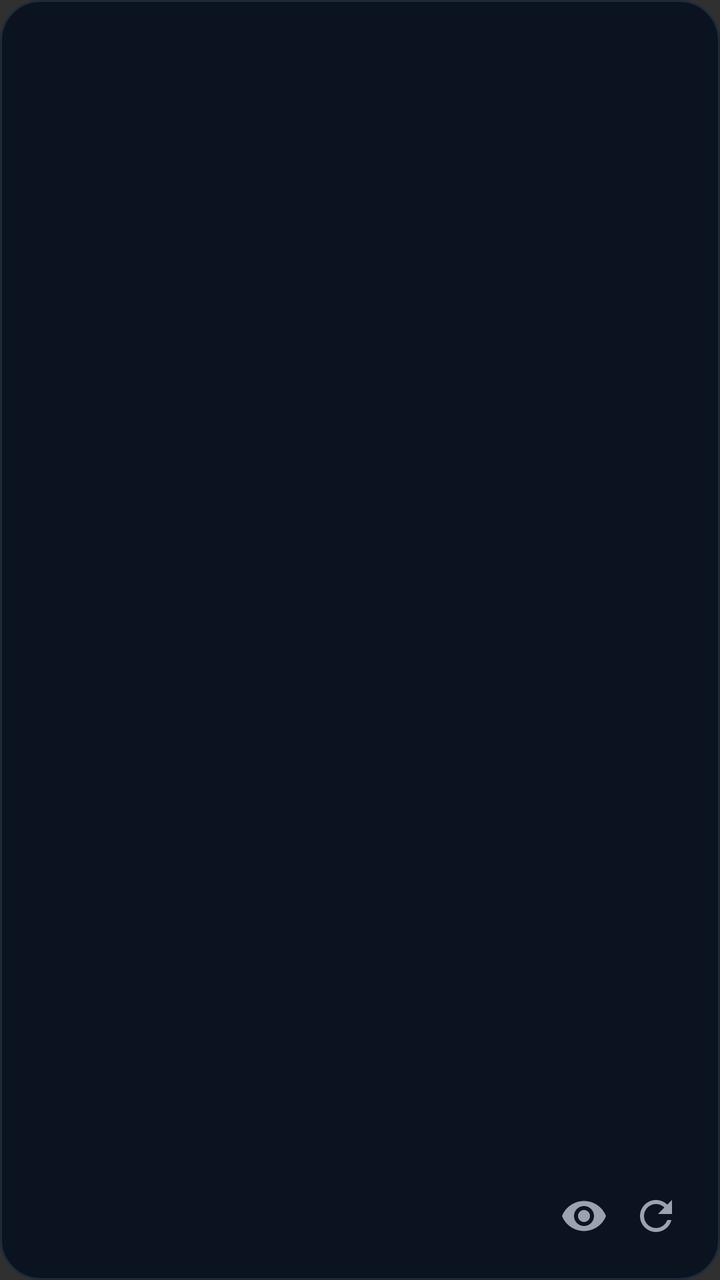
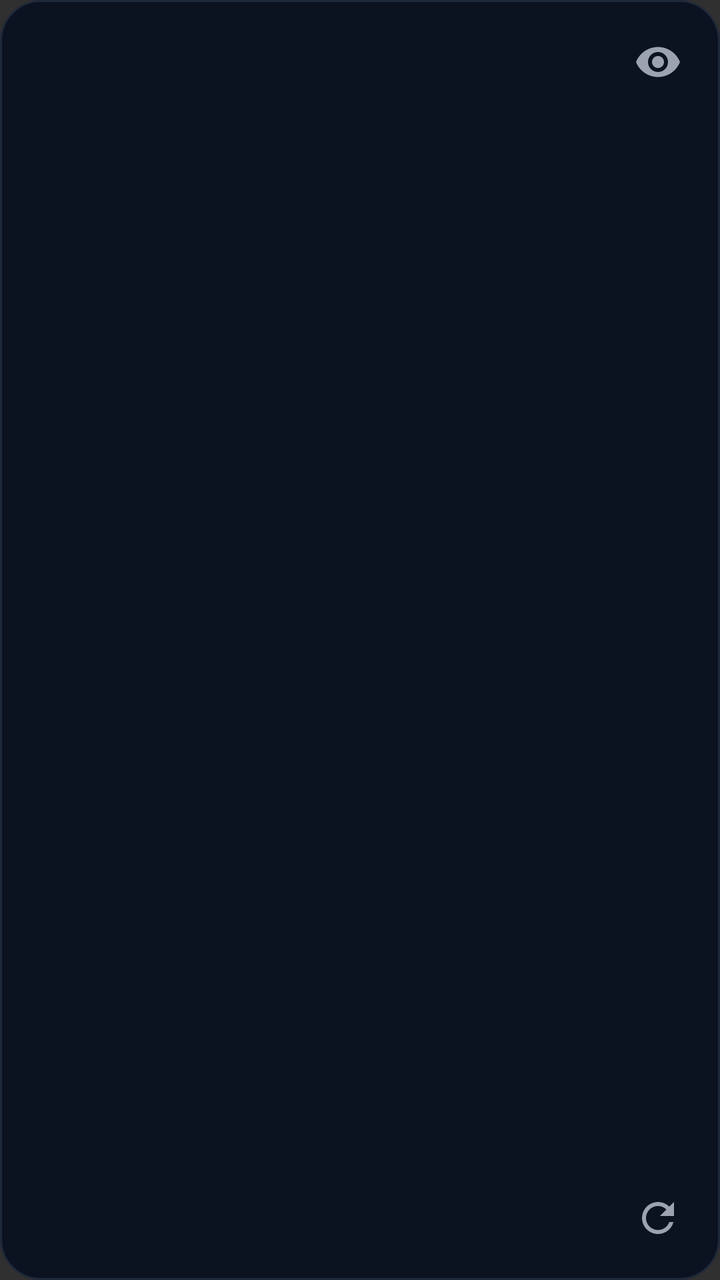

Before-and-after screenshots of an Android layout around one commit, followed by the original layout XML and the change that was made.
<!-- AndroidManifest.xml: application theme AppTheme -->
<!-- res/layout/widget_balance.xml -->
<?xml version="1.0" encoding="utf-8"?>
<LinearLayout xmlns:android="http://schemas.android.com/apk/res/android"
    android:id="@+id/widget_root"
    android:layout_width="match_parent"
    android:layout_height="match_parent"
    android:background="@drawable/widget_bg"
    android:orientation="vertical"
    android:padding="16dp">

    <ListView
        android:id="@+id/widget_list"
        android:layout_width="match_parent"
        android:layout_height="match_parent"
        android:layout_weight="1"
        android:divider="#1E293B"
        android:dividerHeight="1dp"
        android:scrollbars="none" />

    <LinearLayout
        android:layout_width="match_parent"
        android:layout_height="wrap_content"
        android:layout_marginTop="4dp"
        android:gravity="center_vertical"
        android:orientation="horizontal">

        <LinearLayout
            android:layout_width="0dp"
            android:layout_height="match_parent"
            android:layout_weight="1" />

        <ImageButton
            android:id="@+id/widget_mask"
            android:layout_width="32dp"
            android:layout_height="32dp"
            android:background="@android:color/transparent"
            android:contentDescription="@string/widget_action_mask"
            android:padding="4dp"
            android:scaleType="fitCenter"
            android:src="@drawable/ic_visibility" />

        <ImageButton
            android:id="@+id/widget_refresh"
            android:layout_width="32dp"
            android:layout_height="32dp"
            android:layout_marginStart="4dp"
            android:background="@android:color/transparent"
            android:contentDescription="@string/widget_action_refresh"
            android:padding="4dp"
            android:scaleType="fitCenter"
            android:src="@drawable/ic_refresh" />
    </LinearLayout>
</LinearLayout>
<!-- resources referenced by this layout -->
<resources>
  <!-- drawable ic_refresh (drawable) -->
  <?xml version="1.0" encoding="utf-8"?>
  <vector xmlns:android="http://schemas.android.com/apk/res/android"
      android:width="24dp"
      android:height="24dp"
      android:viewportWidth="24"
      android:viewportHeight="24">
      <path
          android:fillColor="#9CA3AF"
          android:pathData="M17.65,6.35C16.2,4.9 14.21,4 12,4c-4.42,0 -7.99,3.58 -7.99,8s3.57,8 7.99,8c3.73,0 6.84,-2.55 7.73,-6h-2.08c-0.82,2.33 -3.04,4 -5.65,4 -3.31,0 -6,-2.69 -6,-6s2.69,-6 6,-6c1.66,0 3.14,0.69 4.22,1.78L13,11h7V4l-2.35,2.35z" />
  </vector>
  <!-- drawable ic_visibility (drawable) -->
  <?xml version="1.0" encoding="utf-8"?>
  <vector xmlns:android="http://schemas.android.com/apk/res/android"
      android:width="24dp"
      android:height="24dp"
      android:viewportWidth="24"
      android:viewportHeight="24">
      <path
          android:fillColor="#9CA3AF"
          android:pathData="M12,4.5C7,4.5 2.73,7.61 1,12c1.73,4.39 6,7.5 11,7.5s9.27,-3.11 11,-7.5c-1.73,-4.39 -6,-7.5 -11,-7.5zM12,17c-2.76,0 -5,-2.24 -5,-5s2.24,-5 5,-5 5,2.24 5,5 -2.24,5 -5,5zM12,9c-1.66,0 -3,1.34 -3,3s1.34,3 3,3 3,-1.34 3,-3 -1.34,-3 -3,-3z" />
  </vector>
  <!-- drawable widget_bg (drawable) -->
  <?xml version="1.0" encoding="utf-8"?>
  <shape xmlns:android="http://schemas.android.com/apk/res/android">
      <solid android:color="#0B1220" />
      <corners android:radius="20dp" />
      <stroke
          android:width="1dp"
          android:color="#1E293B" />
  </shape>
  <string name="widget_action_mask">Show or hide balances</string>
  <string name="widget_action_refresh">Refresh</string>
  <style name="AppTheme" parent="android:style/Theme.Material.NoActionBar">
          <item name="android:fontFamily">sans</item>
          <item name="android:colorAccent">#67E8F9</item>
          <item name="android:windowLightStatusBar">false</item>
          <item name="android:statusBarColor">#0B1220</item>
          <item name="android:navigationBarColor">#080D16</item>
          <item name="android:windowLightNavigationBar">false</item>
      </style>
</resources>

<!-- the commit's change to res/layout/widget_balance.xml (unified diff, before → after) -->
@@ -7,11 +7,34 @@
     android:orientation="vertical"
     android:padding="16dp">
 
+    <LinearLayout
+        android:layout_width="match_parent"
+        android:layout_height="wrap_content"
+        android:gravity="center_vertical"
+        android:orientation="horizontal">
+
+        <LinearLayout
+            android:layout_width="0dp"
+            android:layout_height="match_parent"
+            android:layout_weight="1" />
+
+        <ImageButton
+            android:id="@+id/widget_mask"
+            android:layout_width="30dp"
+            android:layout_height="30dp"
+            android:background="@android:color/transparent"
+            android:contentDescription="@string/widget_action_mask"
+            android:padding="3dp"
+            android:scaleType="fitCenter"
+            android:src="@drawable/ic_visibility" />
+    </LinearLayout>
+
     <ListView
         android:id="@+id/widget_list"
         android:layout_width="match_parent"
         android:layout_height="match_parent"
         android:layout_weight="1"
+        android:layout_marginTop="2dp"
         android:divider="#1E293B"
         android:dividerHeight="1dp"
         android:scrollbars="none" />
@@ -29,23 +52,12 @@
             android:layout_weight="1" />
 
         <ImageButton
-            android:id="@+id/widget_mask"
-            android:layout_width="32dp"
-            android:layout_height="32dp"
-            android:background="@android:color/transparent"
-            android:contentDescription="@string/widget_action_mask"
-            android:padding="4dp"
-            android:scaleType="fitCenter"
-            android:src="@drawable/ic_visibility" />
-
-        <ImageButton
             android:id="@+id/widget_refresh"
-            android:layout_width="32dp"
-            android:layout_height="32dp"
-            android:layout_marginStart="4dp"
+            android:layout_width="30dp"
+            android:layout_height="30dp"
             android:background="@android:color/transparent"
             android:contentDescription="@string/widget_action_refresh"
-            android:padding="4dp"
+            android:padding="3dp"
             android:scaleType="fitCenter"
             android:src="@drawable/ic_refresh" />
     </LinearLayout>
